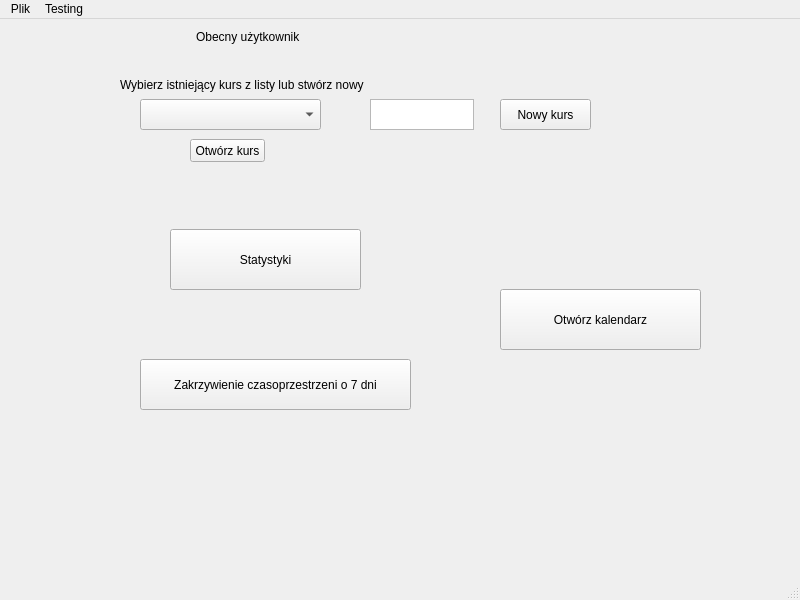
The window that MainMenuWindow.ui (wshknmt/QT-SuperMemo) describes before a commit, drawn with Qt 5.
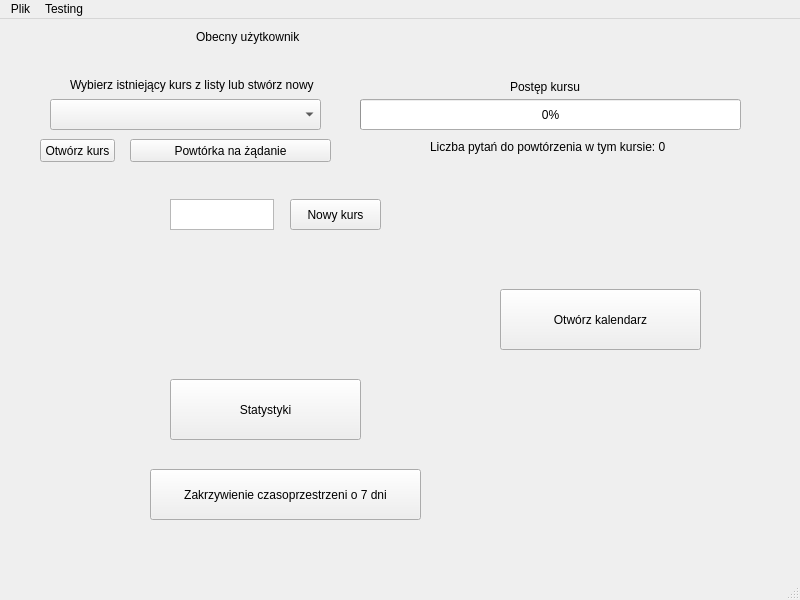
The same window after the commit.

```diff
--- a/MainMenuWindow.ui
+++ b/MainMenuWindow.ui
@@ -17,9 +17,9 @@
    <widget class="QComboBox" name="coursesComboBox">
     <property name="geometry">
      <rect>
-      <x>140</x>
+      <x>50</x>
       <y>80</y>
-      <width>181</width>
+      <width>271</width>
       <height>31</height>
      </rect>
     </property>
@@ -27,7 +27,7 @@
    <widget class="QLabel" name="label">
     <property name="geometry">
      <rect>
-      <x>120</x>
+      <x>70</x>
       <y>50</y>
       <width>301</width>
       <height>31</height>
@@ -40,8 +40,8 @@
    <widget class="QTextEdit" name="courseNameTextEdit">
     <property name="geometry">
      <rect>
-      <x>370</x>
-      <y>80</y>
+      <x>170</x>
+      <y>180</y>
       <width>104</width>
       <height>31</height>
      </rect>
@@ -50,8 +50,8 @@
    <widget class="QPushButton" name="newCourseButton">
     <property name="geometry">
      <rect>
-      <x>500</x>
-      <y>80</y>
+      <x>290</x>
+      <y>180</y>
       <width>91</width>
       <height>31</height>
      </rect>
@@ -63,7 +63,7 @@
    <widget class="QPushButton" name="openCourseButton">
     <property name="geometry">
      <rect>
-      <x>190</x>
+      <x>40</x>
       <y>120</y>
       <width>75</width>
       <height>23</height>
@@ -76,8 +76,8 @@
    <widget class="QPushButton" name="warpTimeButton">
     <property name="geometry">
      <rect>
-      <x>140</x>
-      <y>340</y>
+      <x>150</x>
+      <y>450</y>
       <width>271</width>
       <height>51</height>
      </rect>
@@ -135,7 +135,7 @@
     <property name="geometry">
      <rect>
       <x>170</x>
-      <y>210</y>
+      <y>360</y>
       <width>191</width>
       <height>61</height>
      </rect>
@@ -144,6 +144,58 @@
      <string>Statystyki</string>
     </property>
    </widget>
+   <widget class="QLabel" name="label_3">
+    <property name="geometry">
+     <rect>
+      <x>510</x>
+      <y>60</y>
+      <width>151</width>
+      <height>16</height>
+     </rect>
+    </property>
+    <property name="text">
+     <string>Postęp kursu</string>
+    </property>
+   </widget>
+   <widget class="QProgressBar" name="progressBar">
+    <property name="geometry">
+     <rect>
+      <x>360</x>
+      <y>80</y>
+      <width>381</width>
+      <height>31</height>
+     </rect>
+    </property>
+    <property name="value">
+     <number>0</number>
+    </property>
+   </widget>
+   <widget class="QPushButton" name="extraReviewButton">
+    <property name="geometry">
+     <rect>
+      <x>130</x>
+      <y>120</y>
+      <width>201</width>
+      <height>23</height>
+     </rect>
+    </property>
+    <property name="text">
+     <string>Powtórka na żądanie</string>
+    </property>
+   </widget>
+   <widget class="QLabel" name="questionsToRepeatCounter">
+    <property name="geometry">
+     <rect>
+      <x>430</x>
+      <y>120</y>
+      <width>241</width>
+      <height>16</height>
+     </rect>
+    </property>
+    <property name="text">
+     <string>Liczba pytań do powtórzenia w tym kursie: 0</string>
+    </property>
+   </widget>
   </widget>
   <widget class="QMenuBar" name="menubar">
    <property name="geometry">
```
